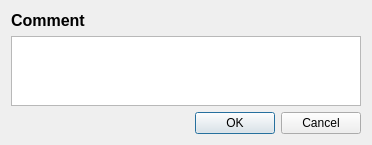
Before: the Qt Designer form retroshare-gui/src/gui/gxs/GxsCreateCommentDialog.ui in RetroShare/RetroShare, drawn with Qt 5.
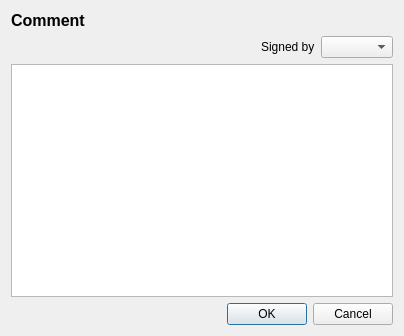
After: the same form once the commit is applied. Custom widgets are drawn as their Qt base class.

Commit message: Major improvements to Comments GUI for channels and posted.  - Split GxsIdWidgetTreeItem into two types.  - Added Voter Id into Comment Dialog.  - Expanded Comment display to show Votes and Score.  - Expanded Comment Context Menu to include Voting and Reputation Options.  - Fixed up CreateComment Dialog to include AuthorId, and enabled.  - Completed Basic Comment Voting.  - Made Comment Windows Closable.  - Cleanup up Channel Posts before loading new ones.  - Fixed up Channel Post Attachments, and Thumbnails.  - Added View Comments button to Channel Posts  - Misc other Bugs.

```diff
--- a/retroshare-gui/src/gui/gxs/GxsCreateCommentDialog.ui
+++ b/retroshare-gui/src/gui/gxs/GxsCreateCommentDialog.ui
@@ -6,30 +6,53 @@
    <rect>
     <x>0</x>
     <y>0</y>
-    <width>372</width>
-    <height>145</height>
+    <width>404</width>
+    <height>336</height>
    </rect>
   </property>
   <property name="windowTitle">
    <string>Make Comment</string>
   </property>
-  <layout class="QVBoxLayout" name="verticalLayout_2">
+  <layout class="QVBoxLayout" name="verticalLayout">
    <item>
-    <layout class="QVBoxLayout" name="verticalLayout">
-     <item>
-      <widget class="QLabel" name="label">
-       <property name="text">
-        <string>&lt;!DOCTYPE HTML PUBLIC &quot;-//W3C//DTD HTML 4.0//EN&quot; &quot;http://www.w3.org/TR/REC-html40/strict.dtd&quot;&gt;
+    <widget class="QLabel" name="label">
+     <property name="text">
+      <string>&lt;!DOCTYPE HTML PUBLIC &quot;-//W3C//DTD HTML 4.0//EN&quot; &quot;http://www.w3.org/TR/REC-html40/strict.dtd&quot;&gt;
 &lt;html&gt;&lt;head&gt;&lt;meta name=&quot;qrichtext&quot; content=&quot;1&quot; /&gt;&lt;style type=&quot;text/css&quot;&gt;
 p, li { white-space: pre-wrap; }
 &lt;/style&gt;&lt;/head&gt;&lt;body style=&quot; font-family:'MS Shell Dlg 2'; font-size:8.25pt; font-weight:400; font-style:normal;&quot;&gt;
 &lt;p style=&quot; margin-top:0px; margin-bottom:0px; margin-left:0px; margin-right:0px; -qt-block-indent:0; text-indent:0px;&quot;&gt;&lt;span style=&quot; font-size:12pt; font-weight:600;&quot;&gt;Comment&lt;/span&gt;&lt;/p&gt;&lt;/body&gt;&lt;/html&gt;</string>
-       </property>
-      </widget>
+     </property>
+    </widget>
+   </item>
+   <item>
+    <layout class="QGridLayout" name="gridLayout">
+     <item row="0" column="3">
+      <widget class="GxsIdChooser" name="idChooser"/>
      </item>
-     <item>
+     <item row="1" column="0" colspan="4">
       <widget class="QTextEdit" name="commentTextEdit"/>
      </item>
+     <item row="0" column="1">
+      <spacer name="horizontalSpacer">
+       <property name="orientation">
+        <enum>Qt::Horizontal</enum>
+       </property>
+       <property name="sizeHint" stdset="0">
+        <size>
+         <width>40</width>
+         <height>20</height>
+        </size>
+       </property>
+      </spacer>
+     </item>
+     <item row="0" column="2">
+      <widget class="QLabel" name="subjectLabel">
+       <property name="text">
+        <string>Signed by</string>
+       </property>
+      </widget>
+     </item>
     </layout>
    </item>
    <item>
@@ -44,6 +67,13 @@
    </item>
   </layout>
  </widget>
+ <customwidgets>
+  <customwidget>
+   <class>GxsIdChooser</class>
+   <extends>QComboBox</extends>
+   <header>gui/gxs/GxsIdChooser.h</header>
+  </customwidget>
+ </customwidgets>
  <resources/>
  <connections>
   <connection>
```
Left out of the diff: 35 changed lines with no effect on the pictures. The commit also changes 18 other files.
